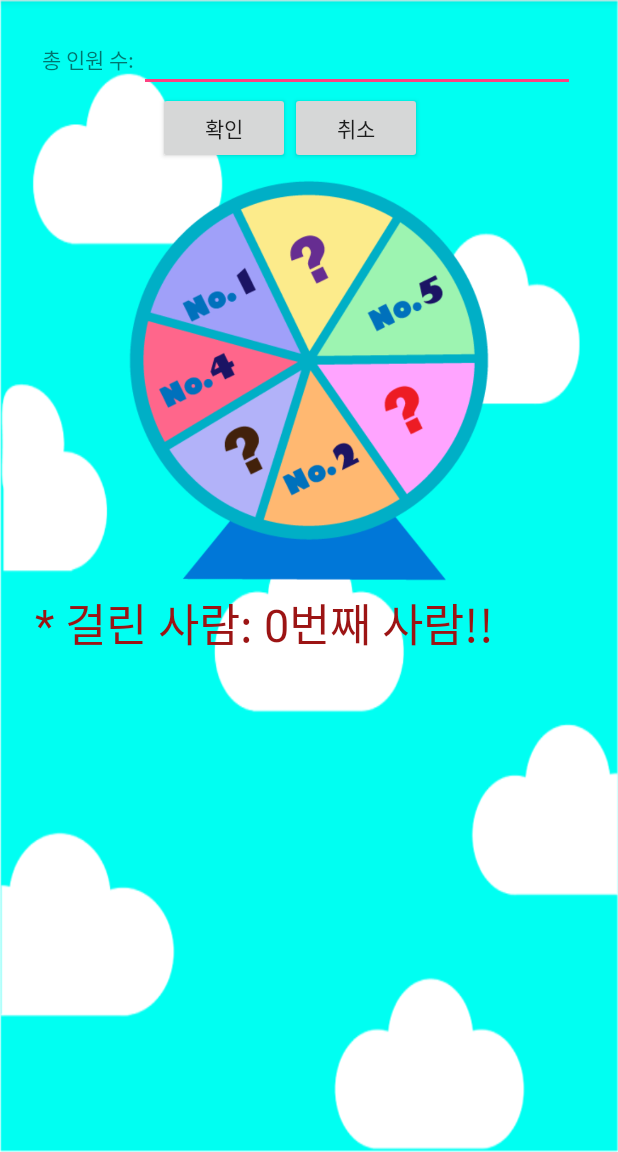
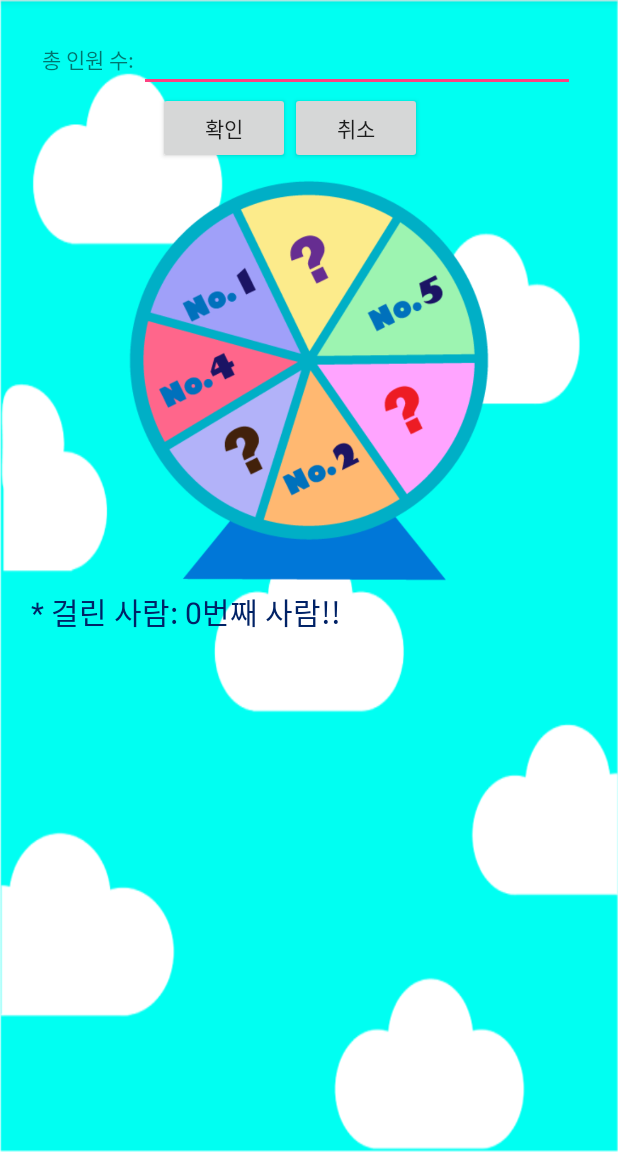
Before and after one commit to SeBin2519/PayTheMoney_school, an Android app: the Mol screen opened directly, with no data from a screen before it, after a tap on "확인", on a phone screen of 412 x 824 dp, the part 84-1236 px from its top. Run offline under Robolectric (Android 15) with nearby library versions, the phone set to English and light mode, and no system bars; 1 statement that could not run was skipped.

Commit message:
#5 make file and set function

```diff
--- a/app/src/main/res/layout/douch.xml
+++ b/app/src/main/res/layout/douch.xml
@@ -137,8 +137,8 @@
         android:layout_alignParentBottom="true"
         android:layout_alignParentRight="true"
         android:layout_alignParentEnd="true"
-        android:textColor="#9c1414"
-        android:textSize="30sp"
+        android:textColor="#002266"
+        android:textSize="20sp"
         android:nestedScrollingEnabled="true"
         android:layout_marginBottom="-100dp" />
 
--- a/app/src/main/res/layout/mol.xml
+++ b/app/src/main/res/layout/mol.xml
@@ -114,8 +114,8 @@
         android:layout_alignParentBottom="true"
         android:layout_alignParentRight="true"
         android:layout_alignParentEnd="true"
-        android:textColor="#9c1414"
-        android:textSize="30sp"
+        android:textColor="#002266"
+        android:textSize="20sp"
         android:nestedScrollingEnabled="true"
         android:layout_marginBottom="-100dp" />
 </LinearLayout>
```
